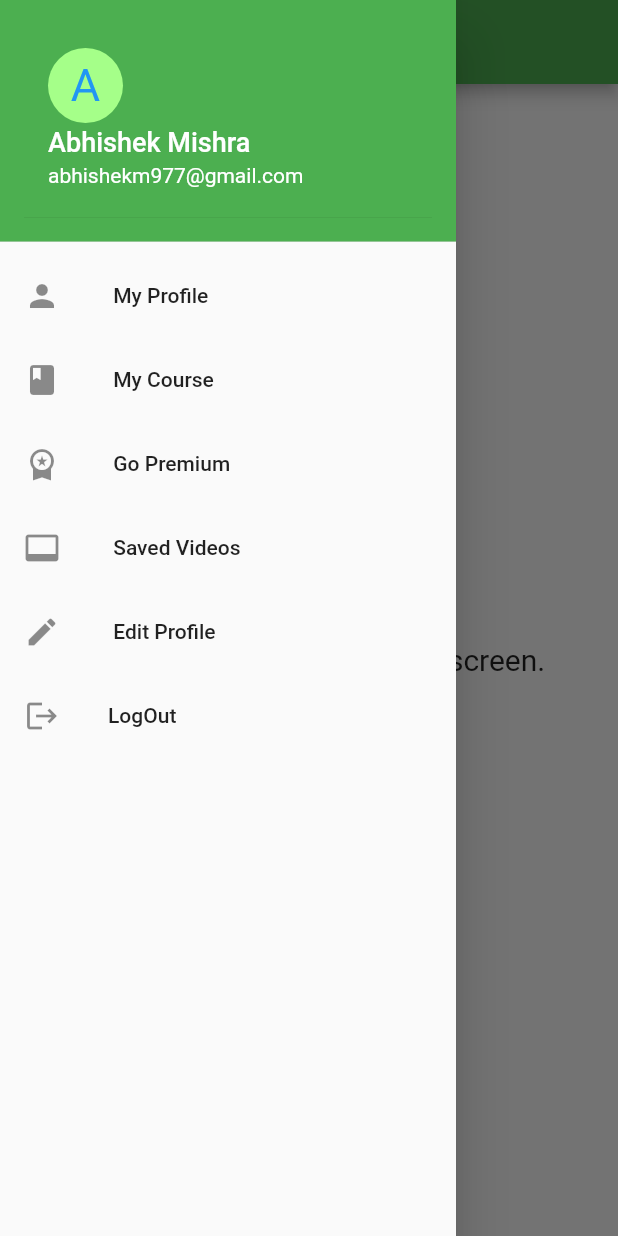
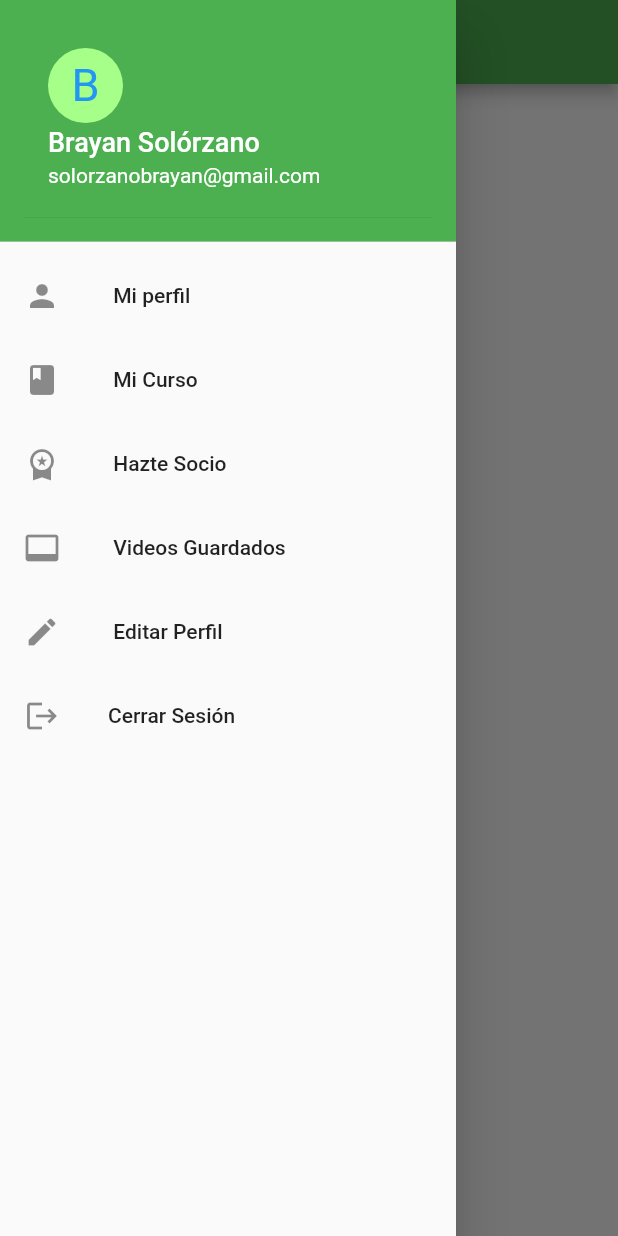
Before and after one commit to Brayan-asj/drawer_widget, a Flutter app: the screen it shows after launch, with the side drawer open, on a phone screen of 412 x 824 dp. Run offline on Flutter 3.47's test engine with Material 2 defaults, Android fonts, the phone set to English and light mode, and no system bars.

Commit message:
Cambios del Widget

```diff
--- a/lib/main.dart
+++ b/lib/main.dart
@@ -31,7 +31,7 @@ class MyHomePage extends StatelessWidget {
       ),
       body: const Center(
           child: Text(
-        'A drawer is an invisible side screen.',
+        'Texto de Prueba',
         style: TextStyle(fontSize: 20.0),
       )),
       drawer: Drawer(
@@ -45,15 +45,15 @@ class MyHomePage extends StatelessWidget {
               child: UserAccountsDrawerHeader(
                 decoration: BoxDecoration(color: Colors.green),
                 accountName: Text(
-                  "Abhishek Mishra",
+                  "Brayan Solórzano",
                   style: TextStyle(fontSize: 18),
                 ),
-                accountEmail: Text("abhishekm977@gmail.com"),
+                accountEmail: Text("solorzanobrayan@gmail.com"),
                 currentAccountPictureSize: Size.square(50),
                 currentAccountPicture: CircleAvatar(
                   backgroundColor: Color.fromARGB(255, 165, 255, 137),
                   child: Text(
-                    "A",
+                    "B",
                     style: TextStyle(fontSize: 30.0, color: Colors.blue),
                   ), //Text
                 ), //circleAvatar
@@ -61,42 +61,42 @@ class MyHomePage extends StatelessWidget {
             ), //DrawerHeader
             ListTile(
               leading: const Icon(Icons.person),
-              title: const Text(' My Profile '),
+              title: const Text(' Mi perfil '),
               onTap: () {
                 Navigator.pop(context);
               },
             ),
             ListTile(
               leading: const Icon(Icons.book),
-              title: const Text(' My Course '),
+              title: const Text(' Mi Curso '),
               onTap: () {
                 Navigator.pop(context);
               },
             ),
             ListTile(
               leading: const Icon(Icons.workspace_premium),
-              title: const Text(' Go Premium '),
+              title: const Text(' Hazte Socio '),
               onTap: () {
                 Navigator.pop(context);
               },
             ),
             ListTile(
               leading: const Icon(Icons.video_label),
-              title: const Text(' Saved Videos '),
+              title: const Text(' Videos Guardados '),
               onTap: () {
                 Navigator.pop(context);
               },
             ),
             ListTile(
               leading: const Icon(Icons.edit),
-              title: const Text(' Edit Profile '),
+              title: const Text(' Editar Perfil '),
               onTap: () {
                 Navigator.pop(context);
               },
             ),
             ListTile(
               leading: const Icon(Icons.logout),
-              title: const Text('LogOut'),
+              title: const Text('Cerrar Sesión'),
               onTap: () {
                 Navigator.pop(context);
               },
```
